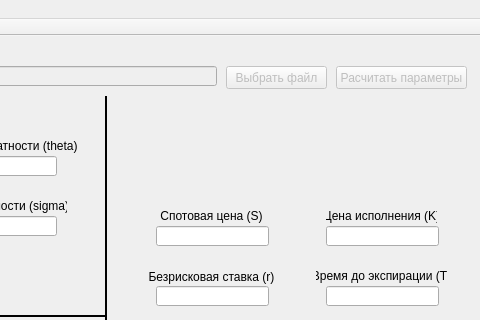
Before: the Qt Designer form OptCalc/App/app.ui in patemckin/HestonOptions, drawn with Qt 5; both pictures show x 284 to 764 and y 0 to 320 of the 764 by 571 pixel window.
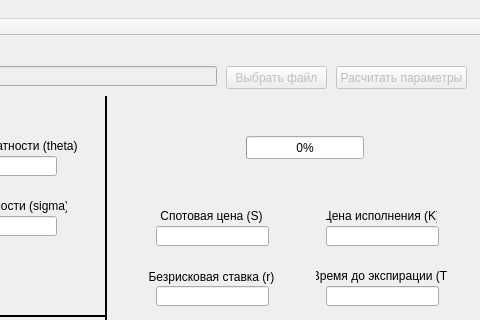
After: the same form once the commit is applied.

The edit to the form file:
```diff
--- a/OptCalc/App/app.ui
+++ b/OptCalc/App/app.ui
@@ -722,6 +722,19 @@
      <number>12</number>
     </property>
    </widget>
+   <widget class="QProgressBar" name="progressBar">
+    <property name="geometry">
+     <rect>
+      <x>530</x>
+      <y>100</y>
+      <width>118</width>
+      <height>23</height>
+     </rect>
+    </property>
+    <property name="value">
+     <number>0</number>
+    </property>
+   </widget>
   </widget>
   <widget class="QMenuBar" name="menuBar">
    <property name="geometry">
```
